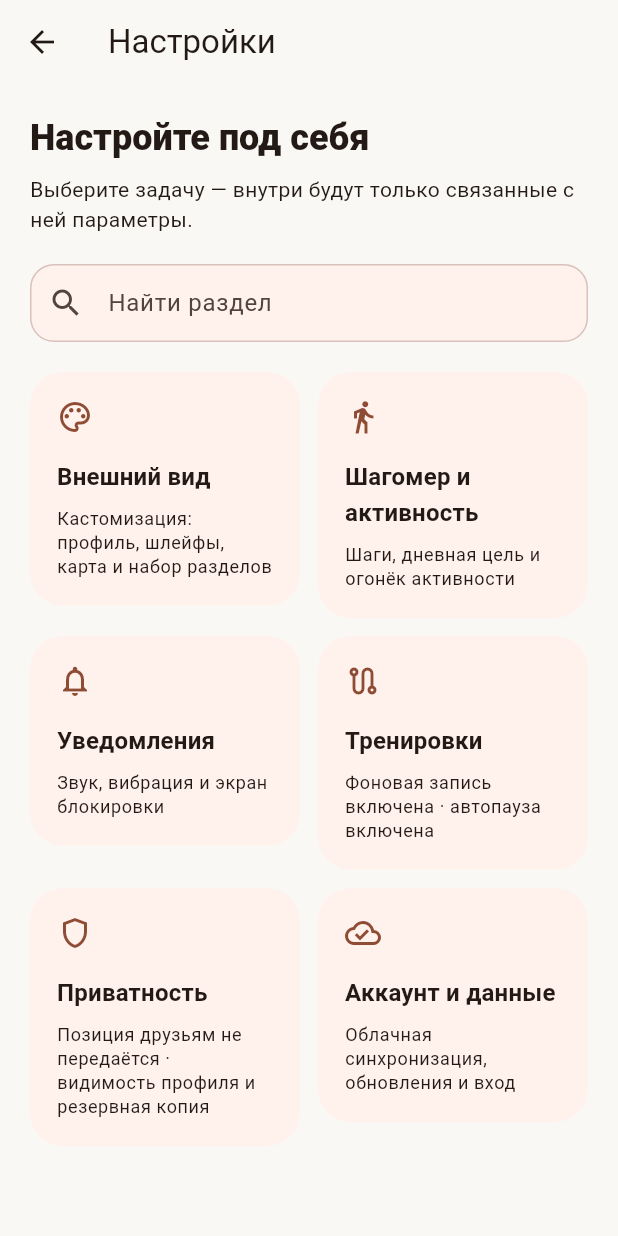
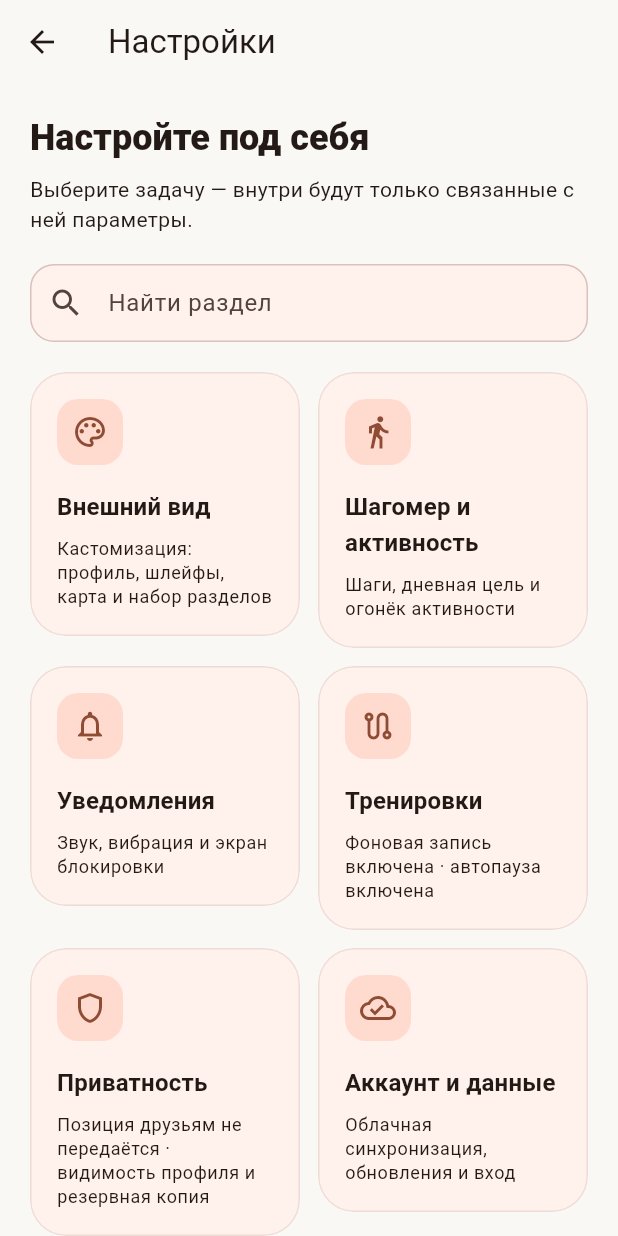
Before and after one commit to Vananinys/PylsePath, a Flutter app: the screen it shows once a user with an empty profile is signed in, in the side drawer, after a tap on "Настройки", on a phone screen of 412 x 824 dp. Run offline on Flutter 3.47's test engine with Material 3 defaults, Android fonts, the light colour scheme and no system bars; our stand-ins replace audioplayers, cached_network_image, firebase_core, firebase_messaging, flutter_compass, flutter_local_notifications and 10 more; missing offline and left inert: flutter_map_tile_caching, record; accounts and stored records are empty; network calls fail; statements that could not run were skipped.

Commit message:
Add scoped home simulation lab and refreshed settings and trails for beta 1.12.28

```diff
--- a/lib/screens/settings_screen.dart
+++ b/lib/screens/settings_screen.dart
@@ -27,6 +27,8 @@ import 'progress_backup_screen.dart';
 import '../widgets/settings_hub.dart';
 import 'privacy_screen.dart';
 import 'customization_screen.dart';
+import 'developer_lab_screen.dart';
+import '../services/lab_access.dart';
 
 /// Экран настроек приложения: параметры заезда по умолчанию (автопауза,
 /// электропривод), интерфейс (пресет и модули), информация о синхронизации
@@ -83,6 +85,7 @@ class _SettingsScreenState extends State<SettingsScreen> {
   bool _checkingUpdate = false;
   bool _gearLab = false;
   bool _isOwner = false;
+  bool _canLab = false;
   int _waterMinutes = 0;
   bool _savingWater = false;
   int _waterFieldRevision = 0;
@@ -94,6 +97,11 @@ class _SettingsScreenState extends State<SettingsScreen> {
     super.initState();
     _loadSettings();
     _loadOwner();
+    LabAccess.check()
+        .then((access) {
+          if (mounted) setState(() => _canLab = access['can_simulate'] == true);
+        })
+        .catchError((Object _) {});
   }
 
   Future<void> _loadOwner() async {
@@ -459,6 +467,12 @@ class _SettingsScreenState extends State<SettingsScreen> {
   @override
   Widget build(BuildContext context) {
     return SettingsHub(
+      onDeveloper: !(_isOwner || _canLab)
+          ? null
+          : () => Navigator.push(
+              context,
+              MaterialPageRoute(builder: (_) => const DeveloperLabScreen()),
+            ),
       summaries: {
         'Внешний вид': 'Кастомизация: профиль, шлейфы, карта и набор разделов',
         'Шагомер и активность': 'Шаги, дневная цель и огонёк активности',
--- /dev/null
+++ b/lib/services/lab_access.dart
@@ -0,0 +1,15 @@
+import 'package:supabase_flutter/supabase_flutter.dart';
+
+import '../data/user_scope.dart';
+
+class LabAccess {
+  static Future<Map<String, dynamic>> check() async {
+    final owner = UserScope.currentUserId();
+    if (owner == null) return {'can_simulate': false, 'is_owner': false};
+    final data = await Supabase.instance.client
+        .rpc('my_lab_access')
+        .timeout(const Duration(seconds: 10));
+    if (owner != UserScope.currentUserId()) throw StateError('Account changed');
+    return Map<String, dynamic>.from(data as Map);
+  }
+}
--- a/lib/widgets/settings_hub.dart
+++ b/lib/widgets/settings_hub.dart
@@ -17,9 +17,11 @@ class SettingsHub extends StatefulWidget {
     super.key,
     required this.children,
     required this.summaries,
+    this.onDeveloper,
   });
   final List<Widget> children;
   final Map<String, String> summaries;
+  final VoidCallback? onDeveloper;
   @override
   State<SettingsHub> createState() => _SettingsHubState();
 }
@@ -27,6 +29,8 @@ class SettingsHub extends StatefulWidget {
 class _SettingsHubState extends State<SettingsHub> {
   String? _selected;
   String _query = '';
+  int _secretTaps = 0;
+  bool _developer = false;
   static const _icons = {
     'Внешний вид': Icons.palette_outlined,
     'Шагомер и активность': Icons.directions_walk,
@@ -61,7 +65,14 @@ class _SettingsHubState extends State<SettingsHub> {
       },
       child: Scaffold(
         appBar: AppBar(
-          title: Text(selected ?? 'Настройки'),
+          title: GestureDetector(
+            onTap: widget.onDeveloper == null
+                ? null
+                : () {
+                    if (++_secretTaps >= 7) setState(() => _developer = true);
+                  },
+            child: Text(selected ?? 'Настройки'),
+          ),
           leading: BackButton(
             onPressed: () {
               if (selected == null) {
@@ -89,6 +100,17 @@ class _SettingsHubState extends State<SettingsHub> {
                       'Выберите задачу — внутри будут только связанные с ней параметры.',
                     ),
                     const SizedBox(height: 20),
+                    if (_developer && widget.onDeveloper != null)
+                      Card(
+                        child: ListTile(
+                          leading: const Icon(Icons.science_outlined),
+                          title: const Text('Для разработчика'),
+                          subtitle: const Text(
+                            'Домашние сценарии и управление',
+                          ),
+                          onTap: widget.onDeveloper,
+                        ),
+                      ),
                     TextField(
                       onChanged: (v) =>
                           setState(() => _query = v.toLowerCase().trim()),
@@ -123,6 +145,19 @@ class _SettingsHubState extends State<SettingsHub> {
                                         (columns - 1) * 12) /
                                     columns,
                                 child: Card(
+                                  elevation: 0,
+                                  color: Theme.of(c)
+                                      .colorScheme
+                                      .surfaceContainerLow,
+                                  shape: RoundedRectangleBorder(
+                                    borderRadius: BorderRadius.circular(24),
+                                    side: BorderSide(
+                                      color: Theme.of(c)
+                                          .colorScheme
+                                          .outlineVariant
+                                          .withValues(alpha: .45),
+                                    ),
+                                  ),
                                   margin: EdgeInsets.zero,
                                   child: InkWell(
                                     onTap: () =>
@@ -134,12 +169,24 @@ class _SettingsHubState extends State<SettingsHub> {
                                         crossAxisAlignment:
                                             CrossAxisAlignment.start,
                                         children: [
-                                          Icon(
-                                            _icons[name] ??
-                                                Icons.settings_outlined,
-                                            color: Theme.of(c)
-                                                .colorScheme
-                                                .primary,
+                                          DecoratedBox(
+                                            decoration: BoxDecoration(
+                                              color: Theme.of(c)
+                                                  .colorScheme
+                                                  .primaryContainer,
+                                              borderRadius:
+                                                  BorderRadius.circular(14),
+                                            ),
+                                            child: Padding(
+                                              padding: const EdgeInsets.all(10),
+                                              child: Icon(
+                                                _icons[name] ??
+                                                    Icons.settings_outlined,
+                                                color: Theme.of(c)
+                                                    .colorScheme
+                                                    .primary,
+                                              ),
+                                            ),
                                           ),
                                           const SizedBox(height: 16),
                                           Text(
--- a/pubspec.yaml
+++ b/pubspec.yaml
@@ -1,7 +1,7 @@
 name: pulsepath
 description: "PulsePath — мобильный навигатор с картой CartoDB Positron."
 publish_to: 'none'
-version: 1.12.27+81
+version: 1.12.28-beta.1+82
 
 environment:
   sdk: '>=3.13.0 <4.0.0'
```
Also changed, not shown: lib/screens/developer_lab_screen.dart (added, +369 -0 lines), lib/widgets/activity_trail_layer.dart (+49 -5 lines), 4 other files.
